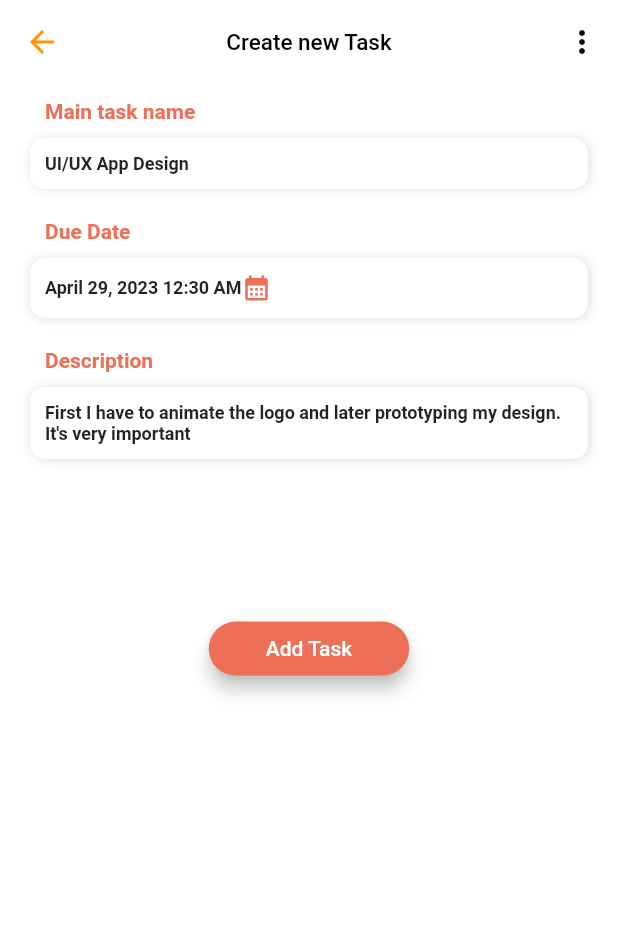
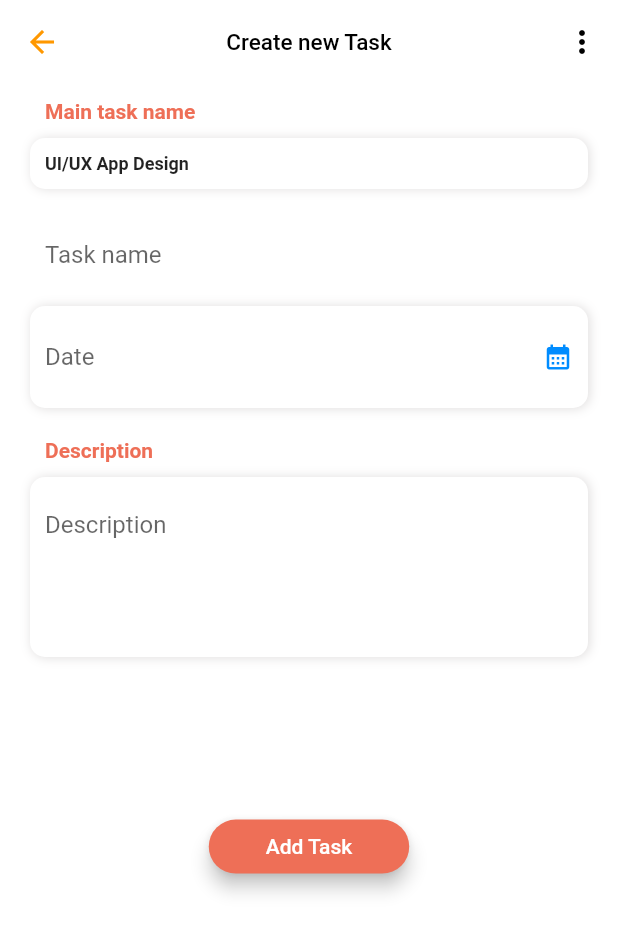
Before and after one commit to Mehariwamlake/2023-project-phase-mobile-tasks, a Flutter app: the CreateTask screen opened directly, on a phone screen of 412 x 824 dp. Shown: the top 933 px of the screen. Run offline on Flutter 3.47's test engine with Material 2 defaults, Android fonts, the light colour scheme and no system bars; our stand-ins replace animated_text_kit, outline_gradient_button.

Commit message:
nav and route last

```diff
--- a/on-boarding/add_task/lib/create.dart
+++ b/on-boarding/add_task/lib/create.dart
@@ -1,4 +1,6 @@
 import 'package:flutter/material.dart';
+import 'package:intl/intl.dart';
+import 'package:add_task/utlity.dart';
 
 class CreateTask extends StatefulWidget {
   const CreateTask({super.key});
@@ -8,6 +10,31 @@ class CreateTask extends StatefulWidget {
 }
 
 class _CreateTaskState extends State<CreateTask> {
+  TextEditingController _dateController = TextEditingController();
+  TextEditingController _titleController = TextEditingController();
+  TextEditingController _discController = TextEditingController();
+
+
+  DateTime? selectedDate;
+
+  Future<void> _selectDate(BuildContext context) async {
+    final DateTime? picked = await showDatePicker(
+      context: context,
+      initialDate: DateTime.now(),
+      firstDate: DateTime(2000),
+      lastDate: DateTime(20000),
+    );
+
+    if (picked != null && picked != selectedDate) {
+      setState(() {
+        selectedDate = picked;
+        final lastDate = DateFormat.yMMMd().format(picked);
+        _dateController.text = lastDate;
+      });
+    }
+  }
+
+
   @override
   Widget build(BuildContext context) {
     var screen = MediaQuery.of(context).size;
@@ -22,6 +49,9 @@ class _CreateTaskState extends State<CreateTask> {
         ]);
     TextStyle style = const TextStyle(
         fontWeight: FontWeight.bold, color: Color.fromRGBO(238, 111, 87, 1));
+
+
+
     return Scaffold(
         backgroundColor: Colors.white,
         appBar: AppBar(
@@ -62,11 +92,15 @@ class _CreateTaskState extends State<CreateTask> {
               content(screen, cardDecoration, "UI/UX App Design"),
               Container(
                 margin: const EdgeInsets.only(left: 20),
-                child: Text(
-                  'Due Date',
-                  style: style,
-                ),
-              ),
+               child: Expanded(
+                    child: TextField(
+                  controller: _titleController,
+                  decoration: const InputDecoration(
+                    border: InputBorder.none,
+                    hintText: 'Task name',
+                  ),
+                  ),
+              ),),
               Container(
                 width: screen.width - 20,
                 margin: const EdgeInsets.only(
@@ -75,15 +109,28 @@ class _CreateTaskState extends State<CreateTask> {
                     const EdgeInsets.symmetric(horizontal: 10, vertical: 10),
                 decoration: cardDecoration,
                 child: Row(
-                  children: const [
-                    Text("April 29, 2023 12:30 AM",
-                        style: TextStyle(
-                            fontWeight: FontWeight.bold, fontSize: 12)),
-                    Icon(
-                      Icons.calendar_month,
+                   children: [
+
+                    Expanded(
+                        child: TextField(
+                      decoration: const InputDecoration(
+                        border: InputBorder.none,
+                        hintText: 'Date',
+                      ),
+                      controller: _dateController,
+                      onChanged: (value) => {},
+                    )),
+
+                    GestureDetector(
+                      onTap: () {
+                        _selectDate(context);
+                      },
+                      child: const Icon(
+                         Icons.calendar_month,
                       size: 20,
-                      color: Color.fromRGBO(238, 111, 87, 1),
-                    )
+                      color: Color.fromARGB(255, 0, 140, 255),
+                    ),
+                    ),
                   ],
                 ),
               ),
@@ -94,8 +141,24 @@ class _CreateTaskState extends State<CreateTask> {
                   style: style,
                 ),
               ),
-              content(screen, cardDecoration,
-                  "First I have to animate the logo and later prototyping my design. It's very important"),
+             Container(
+                decoration: cardDecoration,
+                width: screen.width - 20,
+                margin: const EdgeInsets.only(
+                    bottom: 20, left: 10, right: 10, top: 10),
+                padding:
+                    const EdgeInsets.symmetric(horizontal: 10, vertical: 10),
+                child: Expanded(
+                    child: TextField(
+                      maxLines: 4,
+
+                  controller: _discController,
+                  decoration: const InputDecoration(
+                    border: InputBorder.none,
+                    hintText: 'Description',
+                  ),
+                )),
+              ),
               SizedBox(
                 height: screen.height * 0.1,
               ),
@@ -103,7 +166,7 @@ class _CreateTaskState extends State<CreateTask> {
                 mainAxisAlignment: MainAxisAlignment.center,
                 children: [
                   TextButton(
-                      //Rounded shaped button
+
                       style: ButtonStyle(
                           shape:
                               MaterialStateProperty.all<RoundedRectangleBorder>(
@@ -114,7 +177,20 @@ class _CreateTaskState extends State<CreateTask> {
                           elevation: MaterialStateProperty.all(5),
                           backgroundColor: MaterialStateProperty.all(
                               const Color.fromRGBO(238, 111, 87, 1))),
-                      onPressed: () {},
+                      onPressed: () {
+
+                          setState(() {
+                            Task t = Task(
+                                _dateController.text,
+                                _titleController.text,
+                                 getRandomColor(),
+                                description:  _discController.text);
+                            tasks.add(t);
+                          });
+
+                          Navigator.pushNamed(context, '/home');
+                        },
+
                       child: Container(
                         margin: const EdgeInsets.only(
                           left: 30,
--- a/on-boarding/add_task/lib/detail.dart
+++ b/on-boarding/add_task/lib/detail.dart
@@ -1,3 +1,4 @@
+import 'package:add_task/utlity.dart';
 import 'package:flutter/material.dart';
 
 class TaskDetailPage extends StatefulWidget {
@@ -11,6 +12,9 @@ class _TaskDetailPageState extends State<TaskDetailPage> {
   @override
   Widget build(BuildContext context) {
     var screen = MediaQuery.of(context).size;
+    final Task? task = ModalRoute.of(context)?.settings.arguments as Task?;
+
+
     return Scaffold(
       backgroundColor: Colors.white,
       appBar: AppBar(
@@ -23,7 +27,9 @@ class _TaskDetailPageState extends State<TaskDetailPage> {
         leading: IconButton(
           icon: const Icon(Icons.arrow_back),
           color: Colors.orange,
-          onPressed: () {},
+          onPressed: () {
+            Navigator.pop(context);
+          },
         ),
         actions: [
           IconButton(
@@ -44,13 +50,12 @@ class _TaskDetailPageState extends State<TaskDetailPage> {
               Column(
                 crossAxisAlignment: CrossAxisAlignment.start,
                 children: [
-                  Padding(
-                    padding: const EdgeInsets.symmetric(
+                  const Padding(
+                    padding: EdgeInsets.symmetric(
                       horizontal: 20,
                     ),
-                    child: const Text(
-                      'Title',
-                      textAlign: TextAlign.center,
+                    child:  Text(
+              "Title",
               style: TextStyle(
                 fontSize: 15,
               ),
@@ -66,8 +71,8 @@ class _TaskDetailPageState extends State<TaskDetailPage> {
                       borderRadius: BorderRadius.circular(10),
                       color: const Color.fromRGBO(241, 238, 238, 1),
                     ),
-                    child: const Text('UI/UX App Design'),
-                  ),
+                   child:  Text(task!=null? task.description:"Title"
+                 ),),
                 ],
               ),
               const Text(
@@ -86,8 +91,7 @@ class _TaskDetailPageState extends State<TaskDetailPage> {
                   borderRadius: BorderRadius.circular(10),
                   color: const Color.fromRGBO(241, 238, 238, 1),
                 ),
-                child: const Text(
-                    'First I have to animate the logo and prototyping my design. It’svery important.'),
+               child:  Text(task!=null?task.date:"descrip"),
             ),
               const Text(
                 'Deadline',
@@ -105,7 +109,7 @@ class _TaskDetailPageState extends State<TaskDetailPage> {
                   borderRadius: BorderRadius.circular(10),
                   color: const Color.fromRGBO(241, 238, 238, 1),
                 ),
-                child: const Text('UI/UX App Design'),
+               child:  Text(task!=null?task.date:"date"),
             ),
             ],
           ),
--- a/on-boarding/add_task/pubspec.yaml
+++ b/on-boarding/add_task/pubspec.yaml
@@ -9,6 +9,7 @@ environment:
 dependencies:
   flutter:
     sdk: flutter
+  intl: ^0.18.1
 
 dev_dependencies:
   flutter_test:
```
Also changed, not shown: on-boarding/add_task/pubspec.lock. Lines whose indentation alone changed are shown as unchanged.
